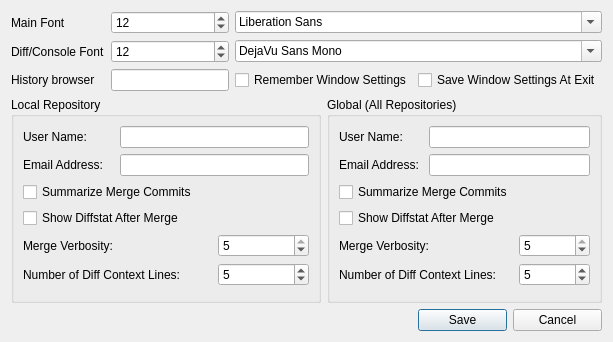
First picture: the form in ui/options.ui, repository git-cola/git-cola, before the edit.
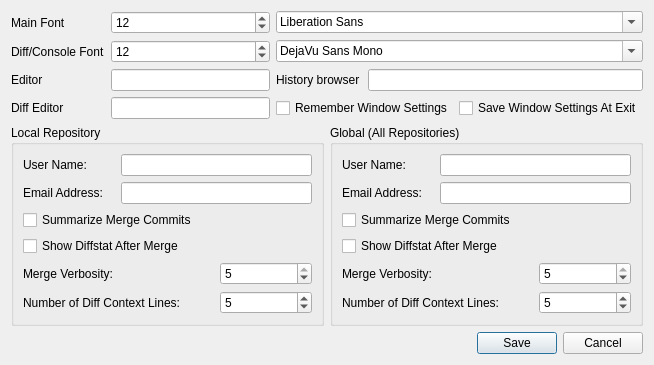
Second picture: the form after the edit.

Commit message: ui: add diff/editor fields to the options gui

```diff
--- a/ui/options.ui
+++ b/ui/options.ui
@@ -8,14 +8,16 @@
    <rect>
     <x>0</x>
     <y>0</y>
-    <width>613</width>
-    <height>342</height>
+    <width>654</width>
+    <height>345</height>
    </rect>
   </property>
   <property name="windowTitle" >
    <string>Options</string>
   </property>
-  <layout class="QGridLayout" >
+  <layout class="QGridLayout" name="gridLayout_3" >
+   <item row="0" column="0" >
+    <layout class="QGridLayout" name="gridLayout_2" >
    <item row="0" column="0" >
     <widget class="QLabel" name="label_2" >
      <property name="text" >
@@ -23,7 +25,7 @@
      </property>
     </widget>
    </item>
-   <item row="0" column="1" colspan="2" >
+     <item row="0" column="1" >
     <widget class="QSpinBox" name="global_ugit_fontui_size" >
      <property name="minimum" >
       <number>8</number>
@@ -33,7 +35,7 @@
      </property>
     </widget>
    </item>
-   <item row="0" column="3" colspan="4" >
+     <item row="0" column="2" colspan="3" >
     <widget class="QFontComboBox" name="global_ugit_fontui" >
      <property name="currentFont" >
       <font>
@@ -49,7 +51,7 @@
      </property>
     </widget>
    </item>
-   <item row="1" column="1" colspan="2" >
+     <item row="1" column="1" >
     <widget class="QSpinBox" name="global_ugit_fontdiff_size" >
      <property name="minimum" >
       <number>8</number>
@@ -59,45 +61,84 @@
      </property>
     </widget>
    </item>
-   <item row="1" column="3" colspan="4" >
+     <item row="1" column="2" colspan="3" >
     <widget class="QFontComboBox" name="global_ugit_fontdiff" >
      <property name="fontFilters" >
       <set>QFontComboBox::MonospacedFonts</set>
      </property>
      <property name="currentFont" >
       <font>
-       <family>Andale Mono</family>
+         <family>Bitstream Vera Sans Mono</family>
       </font>
      </property>
     </widget>
    </item>
    <item row="2" column="0" >
+      <widget class="QLabel" name="label_13" >
+       <property name="text" >
+        <string>Editor</string>
+       </property>
+      </widget>
+     </item>
+     <item row="2" column="1" >
+      <widget class="QLineEdit" name="global_gui_editor" >
+       <property name="text" >
+        <string/>
+       </property>
+      </widget>
+     </item>
+     <item row="2" column="2" >
     <widget class="QLabel" name="label_11" >
      <property name="text" >
       <string>History browser</string>
      </property>
     </widget>
    </item>
-   <item row="2" column="1" colspan="2" >
-    <widget class="QLineEdit" name="global_ugit_historybrowser" >
+     <item row="2" column="3" colspan="2" >
+      <widget class="QLineEdit" name="global_gui_historybrowser" >
      <property name="text" >
       <string/>
      </property>
     </widget>
    </item>
-   <item row="3" column="0" colspan="4" >
+     <item row="3" column="0" >
+      <widget class="QLabel" name="label_12" >
+       <property name="text" >
+        <string>Diff Editor</string>
+       </property>
+      </widget>
+     </item>
+     <item row="3" column="1" >
+      <widget class="QLineEdit" name="global_gui_diffeditor" >
+       <property name="text" >
+        <string/>
+       </property>
+      </widget>
+     </item>
+     <item row="3" column="2" colspan="2" >
+      <widget class="QCheckBox" name="global_ugit_savewindowsettings" >
+       <property name="text" >
+        <string>Remember Window Settings</string>
+       </property>
+      </widget>
+     </item>
+     <item row="3" column="4" >
+      <widget class="QCheckBox" name="global_ugit_saveatexit" >
+       <property name="text" >
+        <string>Save Window Settings At Exit</string>
+       </property>
+      </widget>
+     </item>
+    </layout>
+   </item>
+   <item row="1" column="0" >
+    <layout class="QHBoxLayout" name="horizontalLayout_8" >
+     <item>
     <widget class="QGroupBox" name="local_groupbox" >
      <property name="title" >
       <string>Local Repository</string>
      </property>
-     <layout class="QGridLayout" >
-      <item row="0" column="0" >
-       <widget class="QLabel" name="label_4" >
-        <property name="text" >
-         <string>User Name:</string>
-        </property>
-       </widget>
-      </item>
+       <layout class="QGridLayout" name="gridLayout" >
       <item row="0" column="1" colspan="2" >
        <widget class="QLineEdit" name="local_user_name" />
       </item>
@@ -162,10 +203,27 @@
         </property>
        </widget>
       </item>
-     </layout>
-    </widget>
-   </item>
-   <item row="3" column="4" colspan="3" >
+        <item row="0" column="0" >
+         <widget class="QLabel" name="label_4" >
+          <property name="text" >
+           <string>User Name:</string>
+          </property>
+         </widget>
+        </item>
+       </layout>
+       <zorder>local_user_name</zorder>
+       <zorder>label_5</zorder>
+       <zorder>local_user_email</zorder>
+       <zorder>local_merge_summary</zorder>
+       <zorder>local_merge_diffstat</zorder>
+       <zorder>label_6</zorder>
+       <zorder>local_merge_verbosity</zorder>
+       <zorder>label</zorder>
+       <zorder>local_gui_diffcontext</zorder>
+       <zorder>label_4</zorder>
+      </widget>
+     </item>
+     <item>
     <widget class="QGroupBox" name="globalGroupBox" >
      <property name="title" >
       <string>Global (All Repositories)</string>
@@ -245,20 +303,24 @@
      </layout>
     </widget>
    </item>
-   <item row="4" column="0" colspan="5" >
-    <spacer>
+    </layout>
+   </item>
+   <item row="2" column="0" >
+    <layout class="QHBoxLayout" name="horizontalLayout_9" >
+     <item>
+      <spacer name="horizontalSpacer" >
      <property name="orientation" >
       <enum>Qt::Horizontal</enum>
      </property>
-     <property name="sizeHint" >
+       <property name="sizeHint" stdset="0" >
       <size>
-       <width>331</width>
+         <width>478</width>
        <height>20</height>
       </size>
      </property>
     </spacer>
    </item>
-   <item row="4" column="5" >
+     <item>
     <widget class="QPushButton" name="save_button" >
      <property name="text" >
       <string>Save</string>
@@ -268,26 +330,14 @@
      </property>
     </widget>
    </item>
-   <item row="4" column="6" >
+     <item>
     <widget class="QPushButton" name="cancel_button" >
      <property name="text" >
       <string>Cancel</string>
      </property>
     </widget>
    </item>
-   <item row="2" column="3" colspan="2" >
-    <widget class="QCheckBox" name="global_ugit_savewindowsettings" >
-     <property name="text" >
-      <string>Remember Window Settings</string>
-     </property>
-    </widget>
-   </item>
-   <item row="2" column="5" colspan="2" >
-    <widget class="QCheckBox" name="global_ugit_saveatexit" >
-     <property name="text" >
-      <string>Save Window Settings At Exit</string>
-     </property>
-    </widget>
+    </layout>
    </item>
   </layout>
  </widget>
```
Lines whose indentation alone changed are shown as unchanged.
